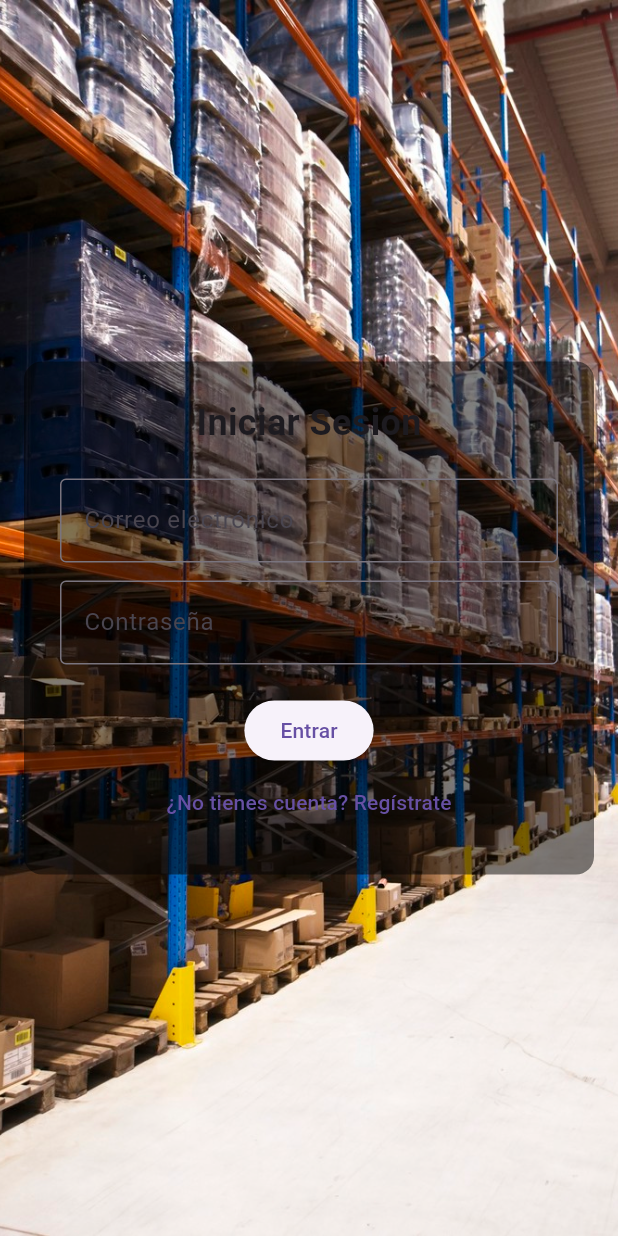
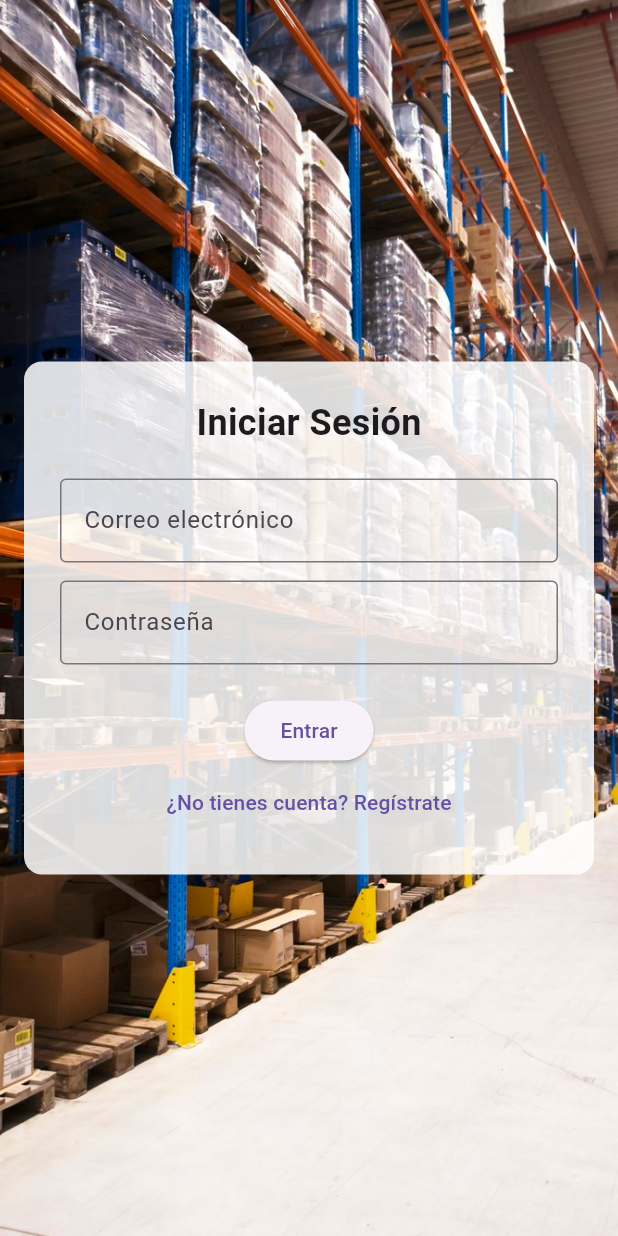
Before and after one commit to palomeke/proyectoMovil, a Flutter app: the screen it shows after launch, on a phone screen of 412 x 824 dp. Run offline on Flutter 3.47's test engine with Material 3 defaults, Android fonts, the phone set to English and light mode, and no system bars; our stand-ins replace cloud_firestore, firebase_auth, firebase_core, firebase_crashlytics, flutter_riverpod, flutter_secure_storage and 3 more; missing offline and left inert: dart:html; accounts and stored records are empty.

Commit message:
fix(auth login screen)

```diff
--- a/lib/features/auth/auth_screen.dart
+++ b/lib/features/auth/auth_screen.dart
@@ -59,7 +59,7 @@ class _AuthScreenState extends ConsumerState<AuthScreen> {
               padding: const EdgeInsets.all(24),
               margin: const EdgeInsets.symmetric(horizontal: 16),
               decoration: BoxDecoration(
-                color: Colors.black.withValues(alpha: 0.5),
+                color: Colors.white.withOpacity(0.85),
                 borderRadius: BorderRadius.circular(12),
               ),
               constraints: const BoxConstraints(maxWidth: 400),
```
